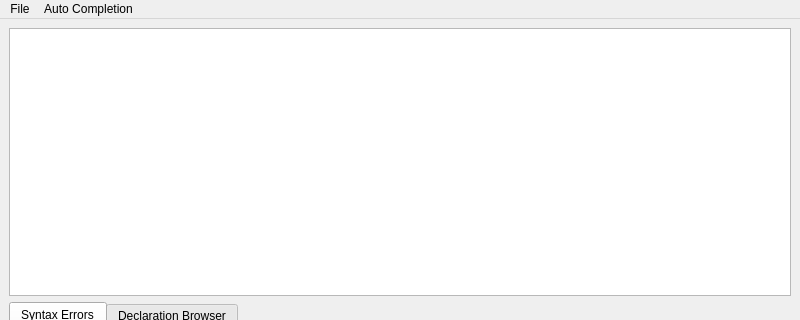
Old version of the form mainwindow.ui in the repository tdauth/vjasside; both pictures show x 0 to 800 and y 0 to 320 of the 800 by 600 pixel window.
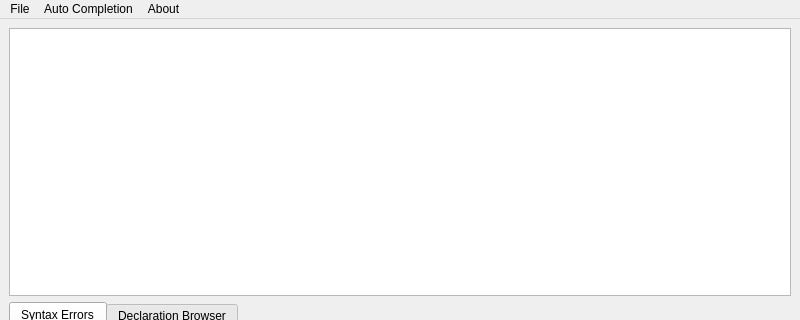
New version of the form.

```diff
--- a/mainwindow.ui
+++ b/mainwindow.ui
@@ -118,8 +118,15 @@
     </property>
     <addaction name="actionComplete"/>
    </widget>
+   <widget class="QMenu" name="menuAbout">
+    <property name="title">
+     <string>About</string>
+    </property>
+    <addaction name="actionBaradesVJassIDE"/>
+   </widget>
    <addaction name="menuFile"/>
    <addaction name="menuAuto_Completion"/>
+   <addaction name="menuAbout"/>
   </widget>
   <widget class="QStatusBar" name="statusbar"/>
   <action name="actionQuit">
```
Left out of the diff: 5 changed lines with no effect on the pictures.
